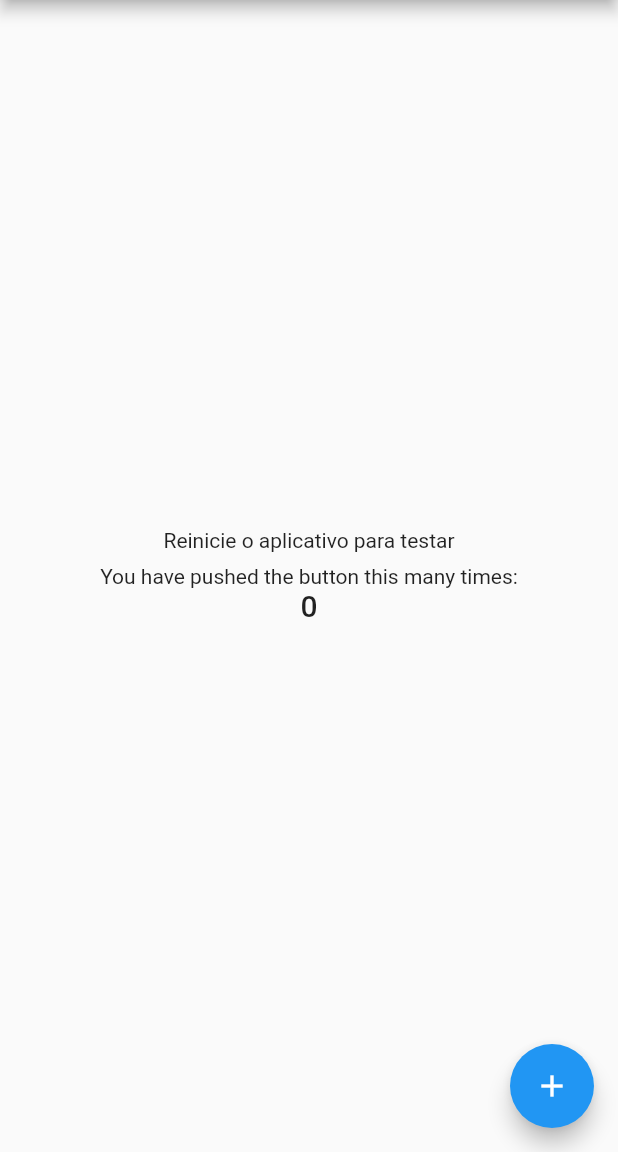
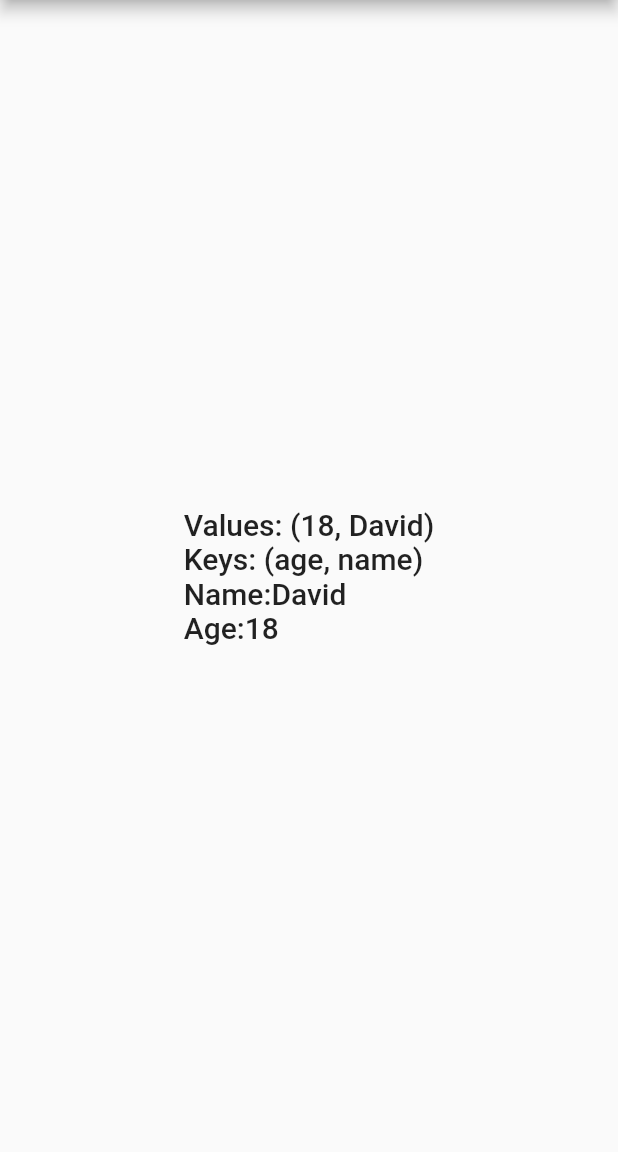
Before and after one commit to Isaac-Brasil-EM/isaac-app, a Flutter app: the screen it shows after launch, on a phone screen of 412 x 824 dp, the part 84-1236 px from its top. Run offline on Flutter 3.47's test engine with Material 2 defaults, Android fonts, the light colour scheme and no system bars; our stand-ins replace hive, hive_flutter; accounts and stored records are empty.

Commit message:
Aprendendo a usar hive

```diff
--- a/lib/main.dart
+++ b/lib/main.dart
@@ -27,7 +27,7 @@ class MyApp extends StatelessWidget {
                 ),
               );
             } else {
-              return MinhaPagina();
+              return const MinhaPagina();
             }
           } else {
             return const CircularProgressIndicator();
@@ -41,5 +41,6 @@ class MyApp extends StatelessWidget {
 Future<Box> _abrirCaixa() async {
   var dir = await getApplicationDocumentsDirectory();
   Hive.init(dir.path);
+  print("diretório -> ${dir.path}");
   return await Hive.openBox('minhaCaixa');
 }
--- a/lib/presentation/screens/hive_teste.dart
+++ b/lib/presentation/screens/hive_teste.dart
@@ -16,8 +16,27 @@ class _MinhaPaginaState extends State<MinhaPagina> {
     super.initState();
   }
 
+  static const _boxName = 'aluno_box';
+
+  Future<Box> _getBox() async {
+    if (Hive.isBoxOpen('minhaCaixa')) {
+      return Hive.box('minhaCaixa');
+    }
+    return await Hive.openBox<String>(_boxName);
+  }
+
   @override
   Widget build(BuildContext context) {
+    var box = Hive.box('minhaCaixa');
+    box.put('name', 'David');
+    box.put('age', '18');
+    box.delete('contador');
+    var values = box.values;
+    var keys = box.keys;
+
+    var name = box.get('name');
+    var age = box.get('age');
+
     return Scaffold(
       appBar: AppBar(
         title: const Text('Exemplo hive'),
@@ -25,28 +44,13 @@ class _MinhaPaginaState extends State<MinhaPagina> {
       body: Center(
         child: Column(
           mainAxisAlignment: MainAxisAlignment.center,
-          children: <Widget>[
-            const Text('Reinicie o aplicativo para testar'),
-            const SizedBox(height: 8),
-            const Text('You have pushed the button this many times:'),
-            ValueListenableBuilder(
-              valueListenable: _caixa.listenable(),
-              builder: (context, box, widget) {
-                return Text(
-                  box.get('contador', defaultValue: 0).toString(),
-                  style: Theme.of(context).textTheme.headline6,
-                );
-              },
-            )
+          children: [
+            Text(
+              "Values: ${values}\nKeys: ${keys}\nName:${name}\nAge:${age}",
+              style: Theme.of(context).textTheme.headline6,
+            ),
           ],
         ),
-      ),
-      floatingActionButton: FloatingActionButton(
-        onPressed: () {
-          _caixa.put('contador', _caixa.get('contador', defaultValue: 0) + 1);
-        },
-        tooltip: 'Aumentar',
-        child: const Icon(Icons.add),
       ),
     );
   }
```
